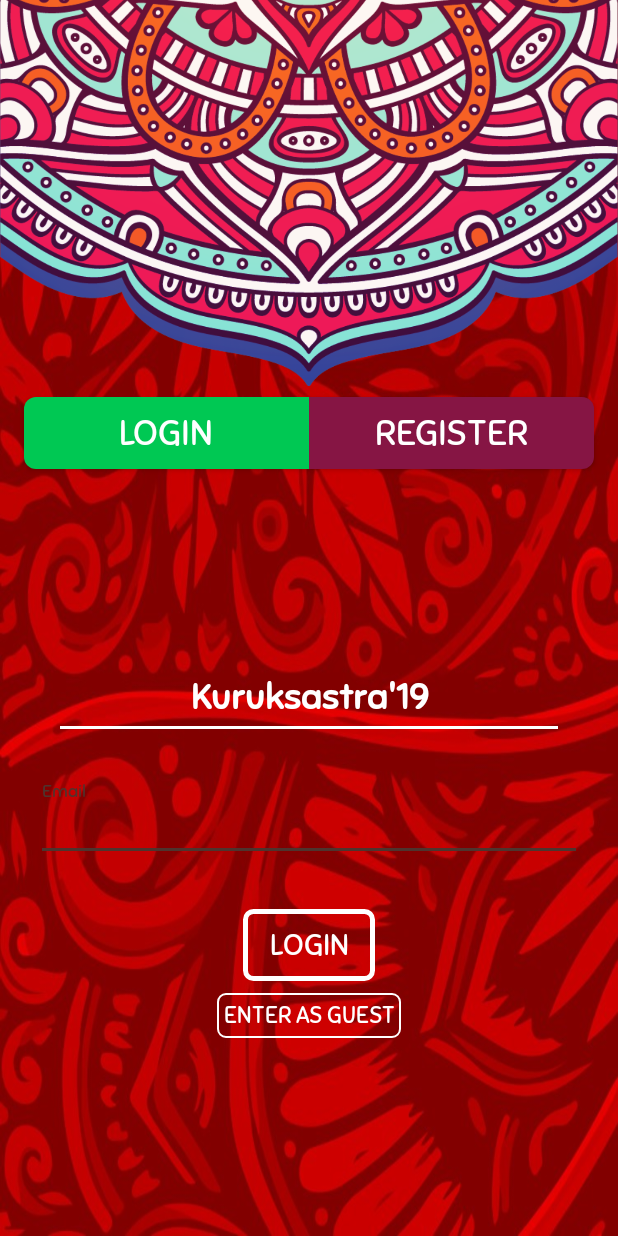
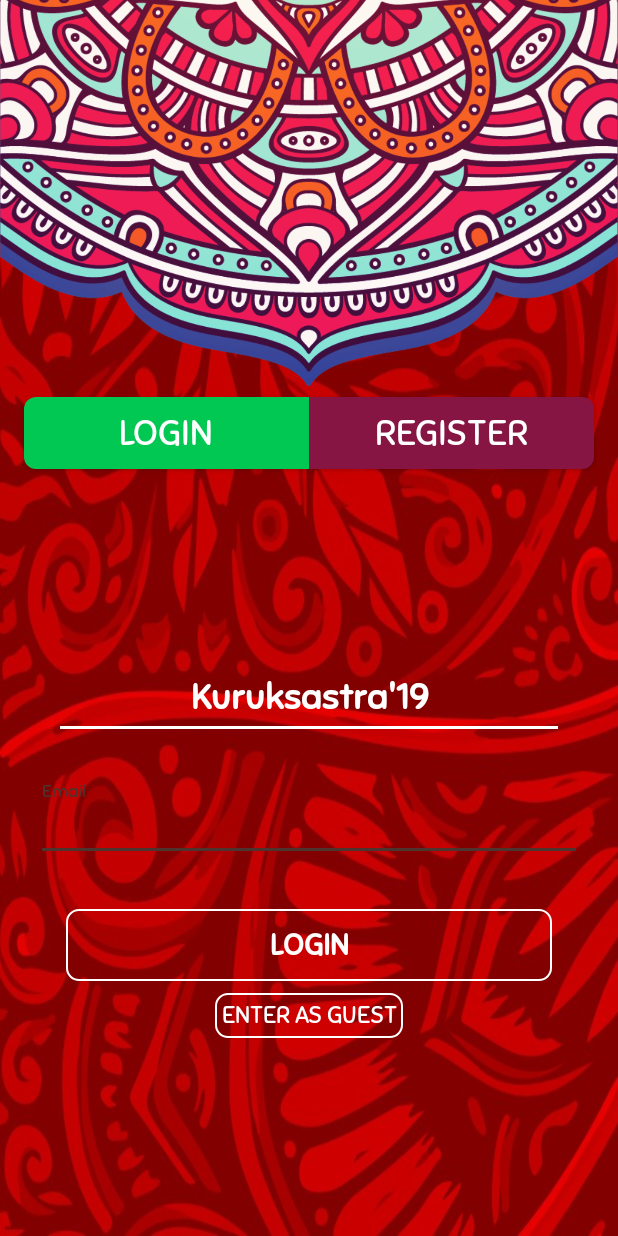
Before and after one commit to kavinraju/KS19_Participant_App, an Android app: the LoginPagerFragment screen opened directly, with no data from a screen before it, on a phone screen of 412 x 824 dp. Run offline under Robolectric (Android 15) with nearby library versions, the phone set to English and light mode, and no system bars; our stand-ins replace ButterKnife; network calls fail.

Commit message:
UI Fixes - Schedule, Login Screen

```diff
--- a/app/build.gradle
+++ b/app/build.gradle
@@ -7,7 +7,7 @@ android {
         minSdkVersion 21
         targetSdkVersion 28
         versionCode 1
-        versionName "1.0"
+        versionName "0.01"
         testInstrumentationRunner "android.support.test.runner.AndroidJUnitRunner"
         vectorDrawables.useSupportLibrary = true
     }
@@ -38,7 +38,7 @@ dependencies {
     //Butterknife dependencies
     implementation 'com.jakewharton:butterknife:8.8.1'
     annotationProcessor 'com.jakewharton:butterknife-compiler:8.8.1'
-    implementation 'com.google.firebase:firebase-core:16.0.1'
+    implementation 'com.google.firebase:firebase-core:16.0.8'
     implementation 'com.google.firebase:firebase-messaging:17.4.0'
 }
 
--- a/app/src/main/java/dpi/ks19/participantapp/Adapter/GreenAdapter.java
+++ b/app/src/main/java/dpi/ks19/participantapp/Adapter/GreenAdapter.java
@@ -25,7 +25,7 @@ public class GreenAdapter extends RecyclerView.Adapter<GreenAdapter.NumberViewHo
     private Context context;
     private String title;
     private static final String[] android={"Aswin N",
-            "Kavin Raju",
+            "Kavin Raju S",
             "Tanveer Ahmad",
             "Kathir T",
             "Sibi N",
--- a/app/src/main/res/drawable/ripple_effect_white.xml
+++ b/app/src/main/res/drawable/ripple_effect_white.xml
@@ -1,4 +1,15 @@
 <?xml version="1.0" encoding="utf-8"?>
-<selector xmlns:android="http://schemas.android.com/apk/res/android">
+<ripple xmlns:android="http://schemas.android.com/apk/res/android"
+    xmlns:tools="http://schemas.android.com/tools"
+    android:color="@color/white"
+    tools:targetApi="lollipop">
+    <item android:drawable="@drawable/white_border2"/>
+    <item android:id="@android:id/mask">
+        <shape android:shape="rectangle">
+            <solid android:color="@color/colorPrimaryLight" />
+            <corners android:radius="@dimen/margin_8dp"/>
+        </shape>
+        <color android:color="@color/white"/>
 
-</selector>
+    </item>
+</ripple>
--- a/app/src/main/res/drawable/white_border2.xml
+++ b/app/src/main/res/drawable/white_border2.xml
@@ -5,5 +5,5 @@
 
     <stroke android:color="@android:color/white"
         android:width="1dp"/>
-    <corners android:radius="5dp"/>
+    <corners android:radius="8dp"/>
 </shape>
--- a/app/src/main/res/layout/activity_schedule.xml
+++ b/app/src/main/res/layout/activity_schedule.xml
@@ -11,6 +11,7 @@
         android:id="@+id/day_tab_layout"
         android:layout_width="match_parent"
         android:layout_height="wrap_content"
+        android:layout_marginTop="@dimen/margin_36dp"
         style="@style/MyCustomTabLayout"
         app:layout_constraintEnd_toEndOf="parent"
         app:layout_constraintStart_toStartOf="parent"
@@ -19,12 +20,11 @@
     <android.support.v4.view.ViewPager
         android:id="@+id/day_view_pager"
         android:layout_width="wrap_content"
-        android:layout_height="wrap_content"
+        android:layout_height="0dp"
         android:layout_marginStart="8dp"
         android:layout_marginEnd="8dp"
         app:layout_constraintBottom_toBottomOf="parent"
         app:layout_constraintEnd_toEndOf="parent"
         app:layout_constraintStart_toStartOf="parent"
-        app:layout_constraintTop_toBottomOf="@id/day_tab_layout"
-        app:layout_constraintVertical_bias="0.0" />
+        app:layout_constraintTop_toBottomOf="@id/day_tab_layout"/>
 </android.support.constraint.ConstraintLayout>
--- a/app/src/main/res/layout/frag_login.xml
+++ b/app/src/main/res/layout/frag_login.xml
@@ -103,18 +103,22 @@
 
                 <Button
                     android:id="@+id/btn_login"
-                    android:layout_width="wrap_content"
+                    android:layout_width="match_parent"
                     android:layout_height="wrap_content"
 
                     android:layout_marginTop="32dp"
                     android:layout_marginBottom="8dp"
-                    android:background="@drawable/white_border"
+                    android:layout_marginStart="@dimen/margin_36dp"
+                    android:layout_marginEnd="@dimen/margin_36dp"
+                    android:src="@drawable/white_border"
+                    android:background="@drawable/ripple_effect_white"
                     android:elevation="@dimen/cardview_compat_inset_shadow"
 
                     android:fontFamily="@font/sniglet_regular"
                     android:onClick="onClickLogin"
                     android:padding="8dp"
                     android:text="@string/login"
+                    android:textStyle="bold"
 
                     android:textColor="@android:color/white"
                     android:textSize="20sp"
@@ -128,17 +132,16 @@
                     android:id="@+id/guest"
                     android:layout_width="wrap_content"
                     android:layout_height="30dp"
-                    android:layout_marginStart="8dp"
-                    android:layout_marginEnd="8dp"
+                    android:layout_marginTop="4dp"
                     android:layout_marginBottom="8dp"
-                    android:background="@drawable/white_border2"
+                    android:background="@drawable/ripple_effect_white"
                     android:elevation="@dimen/cardview_compat_inset_shadow"
                     android:fontFamily="@font/sniglet_regular"
                     android:onClick="onClickGuest"
                     android:padding="4dp"
                     android:text="Enter as guest"
                     android:textColor="@android:color/white"
-                    android:textSize="15sp"
+                    android:textSize="16sp"
                     app:layout_constraintBottom_toBottomOf="parent"
                     app:layout_constraintEnd_toEndOf="parent"
                     app:layout_constraintStart_toStartOf="parent" />
--- a/build.gradle
+++ b/build.gradle
@@ -7,8 +7,8 @@ buildscript {
 
     }
     dependencies {
-        classpath 'com.android.tools.build:gradle:3.2.1'
-        classpath 'com.google.gms:google-services:4.0.1'
+        classpath 'com.android.tools.build:gradle:3.3.2'
+        classpath 'com.google.gms:google-services:4.2.0'
 
         // NOTE: Do not place your application dependencies here; they belong
         // in the individual module build.gradle files
```
Also changed, not shown: app/src/main/java/dpi/ks19/participantapp/Adapter/ClusterAdapter.java (+11 -11 lines), app/src/main/res/layout/activity_about.xml (+19 -7 lines), app/src/main/res/layout/cluster_card_schedule.xml (+10 -11 lines), app/src/main/res/layout/frag_register.xml (+5 -6 lines), app/src/main/res/layout/schedule_card.xml (+46 -37 lines), app/src/main/res/values/styles.xml (+6 -4 lines).
